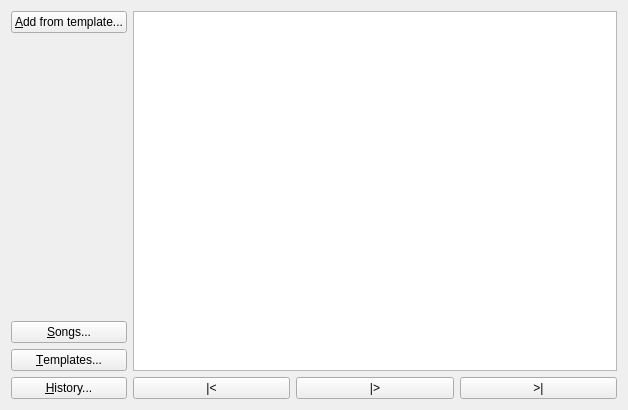
The window that PlayerWindow.ui (madmaxoft/SkauTan) describes before a commit, drawn with Qt 5.
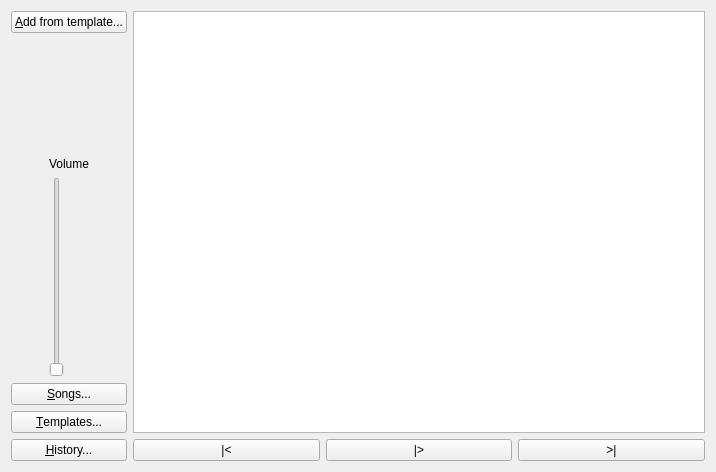
The same window after the commit.

Commit message:
PlayerWindow: Added a volume slider.
Fixes #32.

The edit to the form file:
```diff
--- a/PlayerWindow.ui
+++ b/PlayerWindow.ui
@@ -6,8 +6,8 @@
    <rect>
     <x>0</x>
     <y>0</y>
-    <width>628</width>
-    <height>410</height>
+    <width>716</width>
+    <height>472</height>
    </rect>
   </property>
   <property name="windowTitle">
@@ -37,6 +37,30 @@
         </property>
        </spacer>
       </item>
+      <item>
+       <layout class="QGridLayout" name="gridLayout">
+        <item row="1" column="0">
+         <widget class="QSlider" name="vsVolume">
+          <property name="minimumSize">
+           <size>
+            <width>0</width>
+            <height>200</height>
+           </size>
+          </property>
+          <property name="orientation">
+           <enum>Qt::Vertical</enum>
+          </property>
+         </widget>
+        </item>
+        <item row="0" column="0">
+         <widget class="QLabel" name="label">
+          <property name="text">
+           <string>Volume</string>
+          </property>
+         </widget>
+        </item>
+       </layout>
+      </item>
       <item>
        <widget class="QPushButton" name="btnSongs">
         <property name="text">
```
The commit also changes 4 other files.
